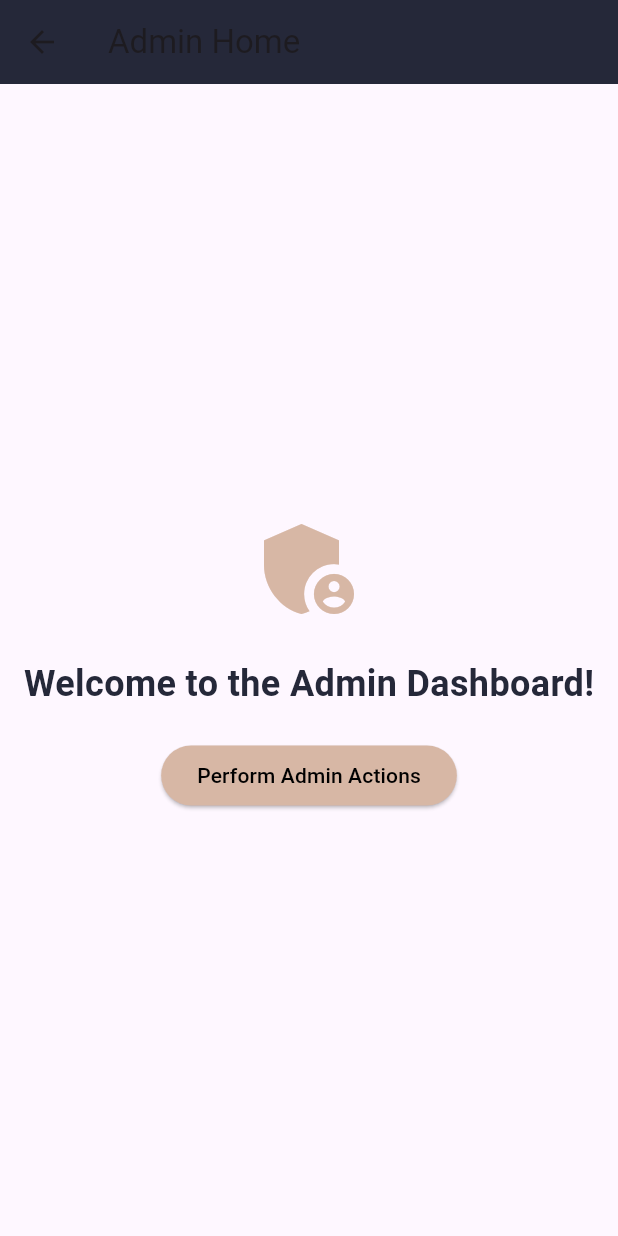
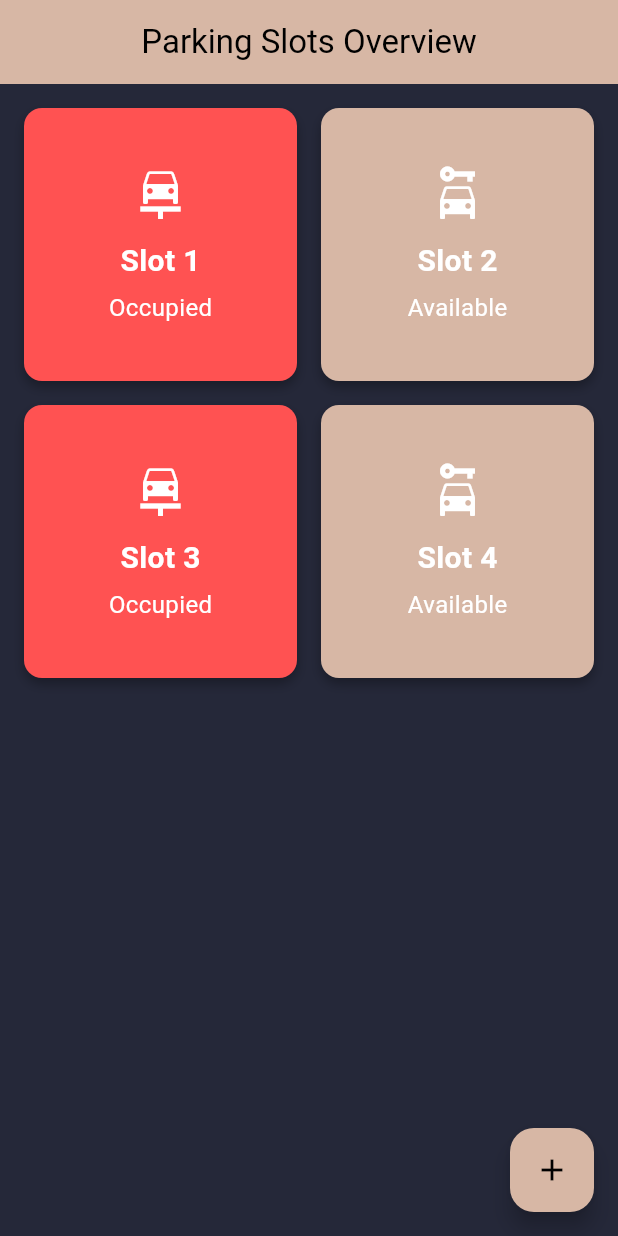
Before and after one commit to Harshvardhansoni03/Moibilpark_FlutterProject, a Flutter app: the AdminHomeScreen screen opened directly, on a phone screen of 412 x 824 dp. Run offline on Flutter 3.47's test engine with Material 3 defaults, Android fonts, the light colour scheme and no system bars; our stand-ins replace cloud_firestore, firebase_auth, firebase_core; accounts and stored records are empty.

Commit message:
admin home page added

```diff
--- a/mobil_park/lib/screens/admin/admin_home.dart
+++ b/mobil_park/lib/screens/admin/admin_home.dart
@@ -1,51 +1,79 @@
-// TODO Implement this library.import 'package:flutter/material.dart';
-
 import 'package:flutter/material.dart';
 
 class AdminHomeScreen extends StatelessWidget {
   @override
   Widget build(BuildContext context) {
     return Scaffold(
+      backgroundColor: Color(0xFF252839),
       appBar: AppBar(
-        title: const Text("Admin Home"),
-        backgroundColor: const Color(0xFF252839),
+        backgroundColor: Color(0xFFD7B7A5),
+        title: Text(
+          'Parking Slots Overview',
+          style: TextStyle(color: Colors.black),
         ),
-      body: Center(
+        centerTitle: true,
+      ),
+      body: Padding(
+        padding: const EdgeInsets.all(16.0),
+        child: GridView.builder(
+          gridDelegate: SliverGridDelegateWithFixedCrossAxisCount(
+            crossAxisCount: 2,
+            crossAxisSpacing: 16.0,
+            mainAxisSpacing: 16.0,
+          ),
+          itemCount: 4, // Update with the actual number of parking slots
+          itemBuilder: (context, index) {
+            bool isOccupied = index % 2 == 0; // Example: Alternate slots are occupied
+
+            return Container(
+              decoration: BoxDecoration(
+                color: isOccupied ? Colors.redAccent : Color(0xFFD7B7A5),
+                borderRadius: BorderRadius.circular(12),
+                boxShadow: [
+                  BoxShadow(
+                    color: Colors.black.withOpacity(0.3),
+                    blurRadius: 6,
+                    offset: Offset(0, 4),
+                  ),
+                ],
+              ),
               child: Column(
                 mainAxisAlignment: MainAxisAlignment.center,
                 children: [
-            const Icon(
-              Icons.admin_panel_settings,
-              size: 80,
-              color: Color(0xFFD7B7A5),
+                  Icon(
+                    isOccupied ? Icons.car_repair : Icons.car_rental,
+                    size: 40,
+                    color: Colors.white,
                   ),
-            const SizedBox(height: 20),
-            const Text(
-              "Welcome to the Admin Dashboard!",
+                  SizedBox(height: 10),
+                  Text(
+                    'Slot ${index + 1}',
                     style: TextStyle(
-                fontSize: 24,
+                      fontSize: 20,
                       fontWeight: FontWeight.bold,
-                color: Color(0xFF252839),
+                      color: Colors.white,
                     ),
                   ),
-            const SizedBox(height: 20),
-            ElevatedButton(
-              onPressed: () {
-                // Implement logout functionality or other admin actions
-                ScaffoldMessenger.of(context).showSnackBar(
-                  const SnackBar(content: Text("Feature not implemented yet")),
-                );
-              },
-              style: ElevatedButton.styleFrom(
-                backgroundColor: const Color(0xFFD7B7A5),
-              ),
-              child: const Text(
-                "Perform Admin Actions",
-                style: TextStyle(color: Colors.black),
+                  SizedBox(height: 5),
+                  Text(
+                    isOccupied ? 'Occupied' : 'Available',
+                    style: TextStyle(
+                      fontSize: 16,
+                      color: Colors.white,
                     ),
                   ),
                 ],
               ),
+            );
+          },
+        ),
+      ),
+      floatingActionButton: FloatingActionButton(
+        backgroundColor: Color(0xFFD7B7A5),
+        onPressed: () {
+          // Action to add new slots or update slots
+        },
+        child: Icon(Icons.add, color: Colors.black),
       ),
     );
   }
--- a/mobil_park/lib/splash_screen.dart
+++ b/mobil_park/lib/splash_screen.dart
@@ -1,5 +1,6 @@
 import 'dart:async';
 import 'package:flutter/material.dart';
+import 'package:mobil_park/screens/admin/admin_home.dart';
 import 'package:mobil_park/screens/admin/admin_login.dart';
 import 'package:mobil_park/screens/client/client_registration_screen.dart';
 import 'package:mobil_park/screens/admin/admin_registration.dart';
@@ -44,7 +45,7 @@ class _SplashScreenState extends State<SplashScreen>
     Timer(Duration(seconds: 3), () {
       Navigator.pushReplacement(
         context,
-        MaterialPageRoute(builder: (context) => AdminSignInScreen()), // Replace with the screen you want
+        MaterialPageRoute(builder: (context) => AdminHomeScreen()), // Replace with the screen you want
       );
     });
   }
```
Also changed, not shown: mobil_park/lib/controller/admin/admin_auth_controller.dart (+8 -9 lines), mobil_park/lib/screens/admin/admin_login.dart (+59 -32 lines). Lines whose indentation alone changed are shown as unchanged.
